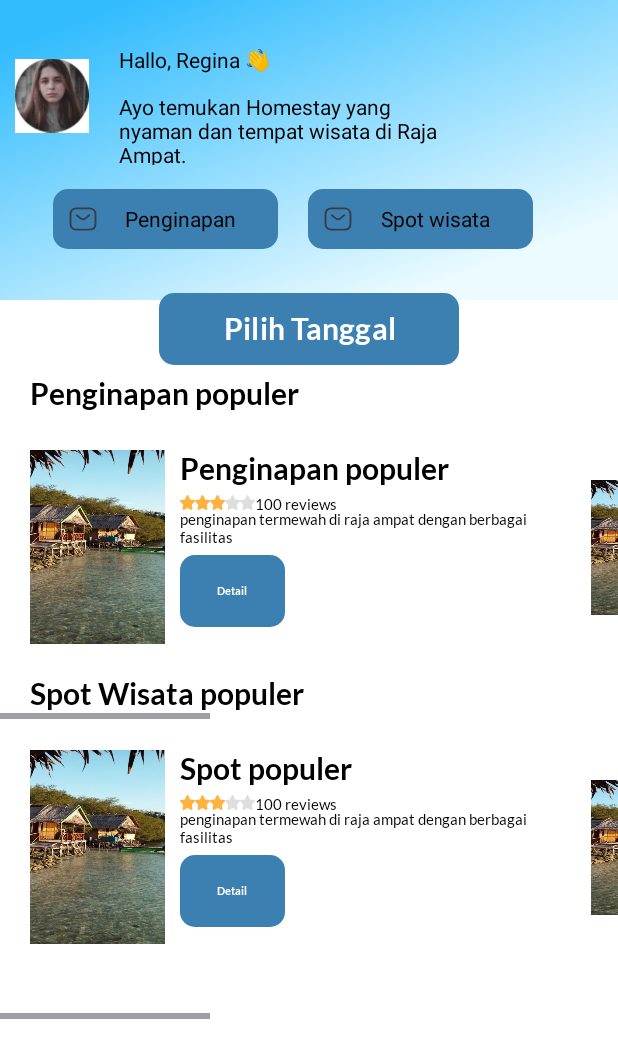
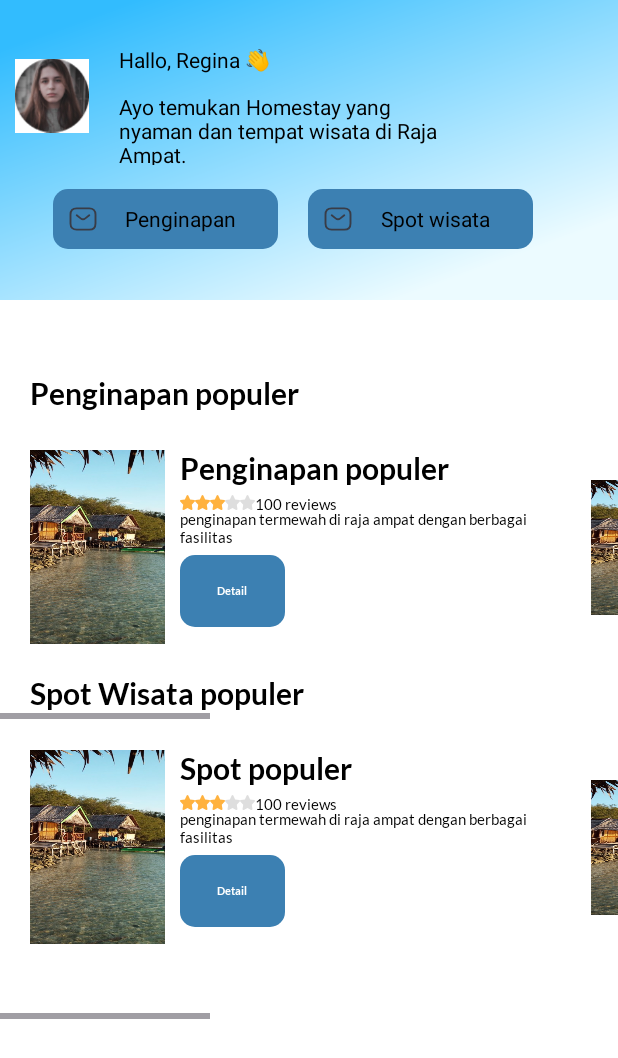
Before and after one commit to backprosuhendra/Aplikasiwisatarajaampat, an Android app: the home screen opened directly, with no data from a screen before it, on a phone screen of 412 x 824 dp. Shown: the top 1058 px of the screen. Run offline under Robolectric (Android 15) with nearby library versions, the phone set to English and light mode, and no system bars.

Commit message:
delete button date

```diff
--- a/app/src/main/res/layout/activity_home.xml
+++ b/app/src/main/res/layout/activity_home.xml
@@ -105,19 +105,7 @@
                     android:layout_width="match_parent"
                     android:layout_height="wrap_content"
                     android:layout_marginTop="190dp"
-                    android:orientation="vertical">
-
-                    <Button
-
-                        android:id="@+id/btnpilihtanggal"
-                        android:layout_width="200dp"
-                        android:layout_height="wrap_content"
-                        android:layout_gravity="center"
-                        android:background="@drawable/butonshape2"
-                        android:fontFamily="@font/lato_bold"
-                        android:text="Pilih Tanggal"
-                        android:textSize="20sp"></Button>
-                </LinearLayout>
+                    android:orientation="vertical"/>
 
     <LinearLayout
         android:layout_width="match_parent"
@@ -763,14 +751,6 @@
                                     android:background="@drawable/bintang2"
                                     android:scaleType="fitCenter"></ImageView>
 
-                                <TextView
-                                    android:layout_width="wrap_content"
-                                    android:layout_height="10dp"
-                                    android:layout_gravity="left"
-                                    android:fontFamily="@font/lato"
-                                    android:text="100 reviews"
-                                    android:textColor="@color/black"
-                                    android:textSize="10dp" />
                             </LinearLayout>
 
 
--- a/build.gradle
+++ b/build.gradle
@@ -1,6 +1,6 @@
 // Top-level build file where you can add configuration options common to all sub-projects/modules.
 plugins {
-    id 'com.android.application' version '8.0.1' apply false
-    id 'com.android.library' version '8.0.1' apply false
+    id 'com.android.application' version '8.0.2' apply false
+    id 'com.android.library' version '8.0.2' apply false
     id 'org.jetbrains.kotlin.android' version '1.8.20' apply false
 }
```
